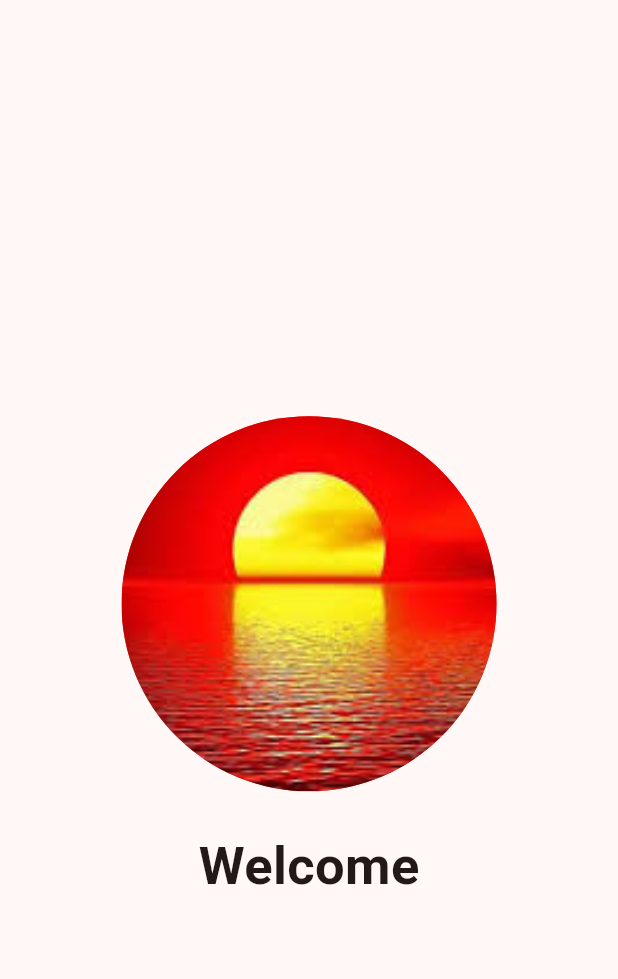
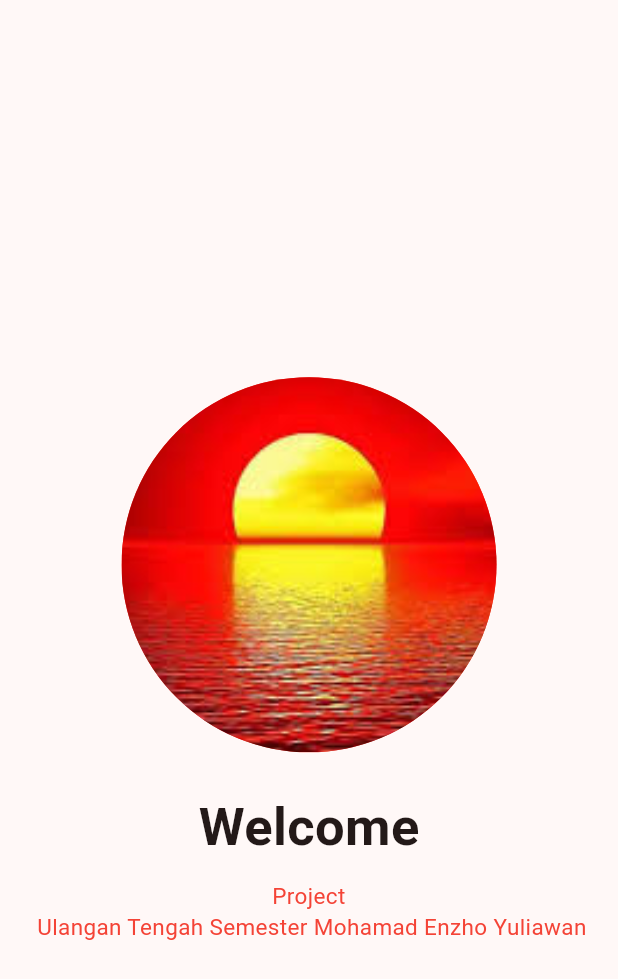
Before and after one commit to ENZHOUHUY/KB1179_1123150029_uts, a Flutter app: the screen it shows after launch, on a phone screen of 412 x 824 dp. Shown: the top 979 px of the screen. Run offline on Flutter 3.47's test engine with Material 3 defaults, Android fonts, the phone set to English and light mode, and no system bars.

Commit message:
menambahkan teks dibawah welcome

```diff
--- a/lib/screen/splash1.dart
+++ b/lib/screen/splash1.dart
@@ -33,6 +33,15 @@ class SplashScreen1 extends StatelessWidget {
                       fontWeight: FontWeight.bold
                     ),
                   ),
+                  SizedBox(height: 10,),
+                  Text('Project\n Ulangan Tengah Semester Mohamad Enzho Yuliawan',
+                    textAlign: TextAlign.center,
+                    style: TextStyle(
+                      fontSize: 15,
+                      fontWeight: FontWeight.normal,
+                      color: Colors.red
+                    ),
+                  ),
                 ],
               ),
             ),
```
